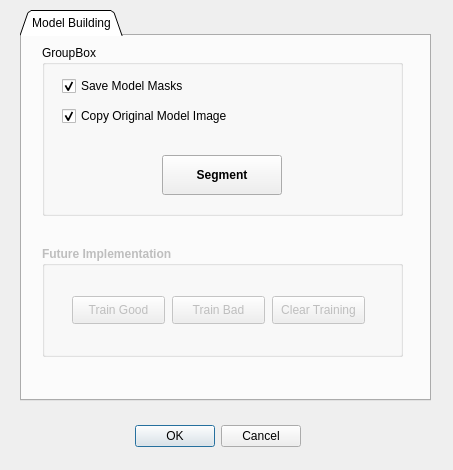
Old version of the form QDialog_ModelBuilding.ui in the repository JohnStranzl/GRIME-AI.
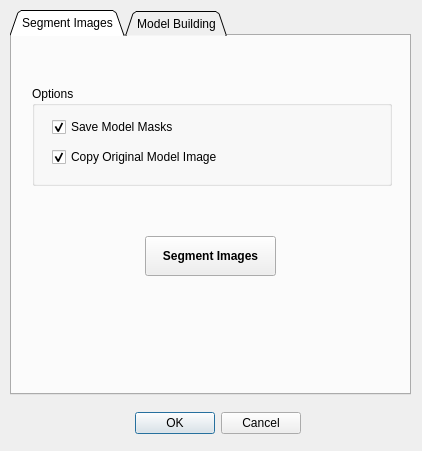
New version of the form.

Patch:
```diff
--- a/QDialog_ModelBuilding.ui
+++ b/QDialog_ModelBuilding.ui
@@ -6,8 +6,8 @@
    <rect>
     <x>0</x>
     <y>0</y>
-    <width>453</width>
-    <height>470</height>
+    <width>422</width>
+    <height>451</height>
    </rect>
   </property>
   <property name="windowTitle">
@@ -17,7 +17,7 @@
    <property name="geometry">
     <rect>
      <x>130</x>
-     <y>420</y>
+     <y>407</y>
      <width>171</width>
      <height>32</height>
     </rect>
@@ -35,10 +35,10 @@
    </property>
    <property name="geometry">
     <rect>
-     <x>20</x>
+     <x>10</x>
      <y>10</y>
-     <width>411</width>
-     <height>391</height>
+     <width>401</width>
+     <height>385</height>
     </rect>
    </property>
    <property name="sizePolicy">
@@ -61,6 +61,75 @@
    </property>
    <widget class="QWidget" name="tab_ModelBuilding">
     <attribute name="title">
+     <string>Segment Images</string>
+    </attribute>
+    <widget class="QGroupBox" name="groupBox_2">
+     <property name="geometry">
+      <rect>
+       <x>20</x>
+       <y>50</y>
+       <width>360</width>
+       <height>100</height>
+      </rect>
+     </property>
+     <property name="title">
+      <string>Options</string>
+     </property>
+     <widget class="QCheckBox" name="checkBox_saveModelMasks">
+      <property name="geometry">
+       <rect>
+        <x>20</x>
+        <y>30</y>
+        <width>160</width>
+        <height>22</height>
+       </rect>
+      </property>
+      <property name="text">
+       <string>Save Model Masks</string>
+      </property>
+      <property name="checked">
+       <bool>true</bool>
+      </property>
+     </widget>
+     <widget class="QCheckBox" name="checkBox_copyOriginalModelImage">
+      <property name="geometry">
+       <rect>
+        <x>20</x>
+        <y>60</y>
+        <width>191</width>
+        <height>22</height>
+       </rect>
+      </property>
+      <property name="text">
+       <string>Copy Original Model Image</string>
+      </property>
+      <property name="checked">
+       <bool>true</bool>
+      </property>
+     </widget>
+    </widget>
+    <widget class="QPushButton" name="pushButton_Segment">
+     <property name="geometry">
+      <rect>
+       <x>133</x>
+       <y>200</y>
+       <width>131</width>
+       <height>40</height>
+      </rect>
+     </property>
+     <property name="font">
+      <font>
+       <weight>75</weight>
+       <bold>true</bold>
+      </font>
+     </property>
+     <property name="text">
+      <string>Segment Images</string>
+     </property>
+    </widget>
+   </widget>
+   <widget class="QWidget" name="tab">
+    <attribute name="title">
      <string>Model Building</string>
     </attribute>
     <widget class="QGroupBox" name="groupBox">
@@ -69,10 +138,10 @@
      </property>
      <property name="geometry">
       <rect>
-       <x>20</x>
-       <y>210</y>
-       <width>361</width>
-       <height>111</height>
+       <x>30</x>
+       <y>110</y>
+       <width>351</width>
+       <height>101</height>
       </rect>
      </property>
      <property name="font">
@@ -88,7 +157,7 @@
       <property name="geometry">
        <rect>
         <x>230</x>
-        <y>50</y>
+        <y>47</y>
         <width>93</width>
         <height>28</height>
        </rect>
@@ -107,7 +176,7 @@
       <property name="geometry">
        <rect>
         <x>130</x>
-        <y>50</y>
+        <y>47</y>
         <width>93</width>
         <height>28</height>
        </rect>
@@ -126,7 +195,7 @@
       <property name="geometry">
        <rect>
         <x>30</x>
-        <y>50</y>
+        <y>47</y>
         <width>93</width>
         <height>28</height>
        </rect>
@@ -142,70 +211,6 @@
       </property>
      </widget>
     </widget>
-    <widget class="QGroupBox" name="groupBox_2">
-     <property name="geometry">
-      <rect>
-       <x>20</x>
-       <y>9</y>
-       <width>361</width>
-       <height>171</height>
-      </rect>
-     </property>
-     <property name="title">
-      <string>GroupBox</string>
-     </property>
-     <widget class="QPushButton" name="pushButton_Segment">
-      <property name="geometry">
-       <rect>
-        <x>120</x>
-        <y>110</y>
-        <width>120</width>
-        <height>40</height>
-       </rect>
-      </property>
-      <property name="font">
-       <font>
-        <weight>75</weight>
-        <bold>true</bold>
-       </font>
-      </property>
-      <property name="text">
-       <string>Segment</string>
-      </property>
-     </widget>
-     <widget class="QCheckBox" name="checkBox_saveModelMasks">
-      <property name="geometry">
-       <rect>
-        <x>20</x>
-        <y>30</y>
-        <width>160</width>
-        <height>22</height>
-       </rect>
-      </property>
-      <property name="text">
-       <string>Save Model Masks</string>
-      </property>
-      <property name="checked">
-       <bool>true</bool>
-      </property>
-     </widget>
-     <widget class="QCheckBox" name="checkBox_copyOriginalModelImage">
-      <property name="geometry">
-       <rect>
-        <x>20</x>
-        <y>60</y>
-        <width>191</width>
-        <height>22</height>
-       </rect>
-      </property>
-      <property name="text">
-       <string>Copy Original Model Image</string>
-      </property>
-      <property name="checked">
-       <bool>true</bool>
-      </property>
-     </widget>
-    </widget>
    </widget>
   </widget>
  </widget>
```
